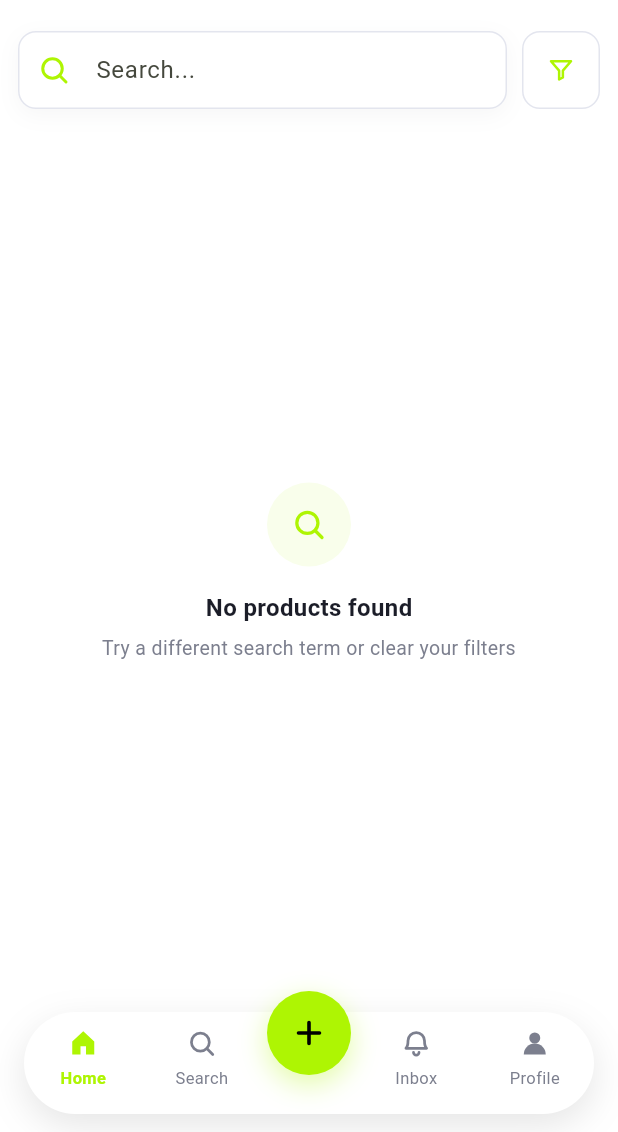
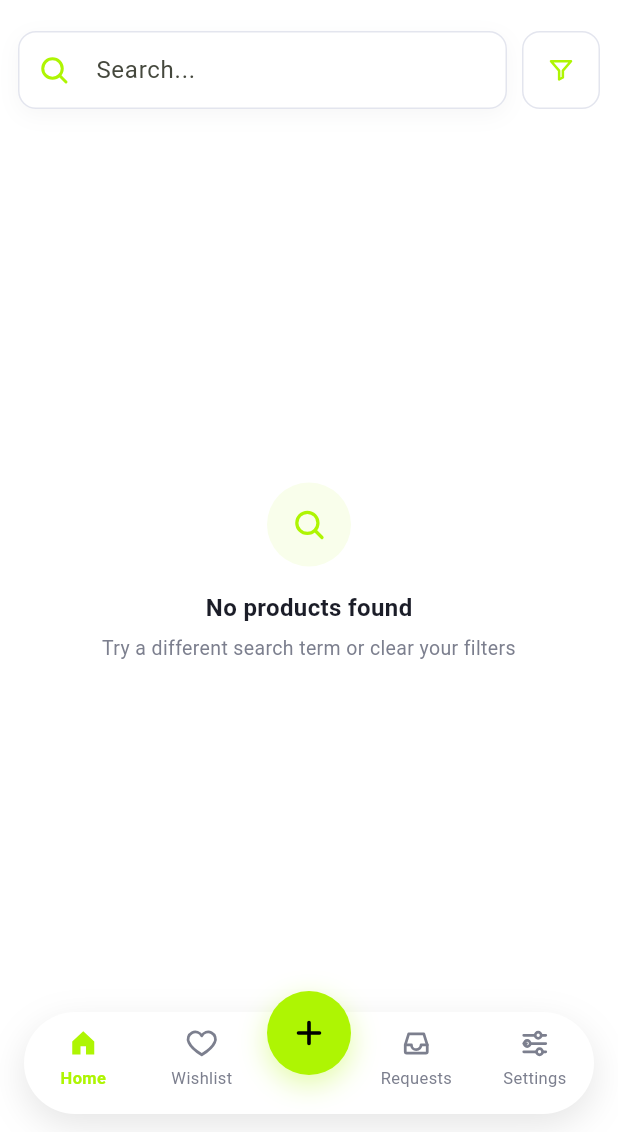
Before and after one commit to Shahabmustafa/PAO, a Flutter app: the DashboardScreen screen opened by its route, on a phone screen of 412 x 824 dp, the part 104-1236 px from its top. Run offline on Flutter 3.47's test engine with Material 3 defaults, Android fonts, the phone set to English and light mode, and no system bars; drawn by our look-alikes of cached_network_image, toastification; our stand-ins replace flutter_dotenv, flutter_svg, image_picker, share_plus, shared_preferences, shimmer and 1 more; accounts and stored records are empty; network calls fail.

Commit message:
Show Wishlist and Requests tabs in the bottom navigation
Replace the Search and Inbox tabs with Wishlist and Requests, and add an
inbox icon.

Co-Authored-By: Claude Sonnet 5 <noreply@anthropic.com>

```diff
--- a/lib/core/theme/app_icons.dart
+++ b/lib/core/theme/app_icons.dart
@@ -24,6 +24,7 @@ class AppIcons {
   static const String help = '$_base/help.svg';
   static const String homeOutline = '$_base/home_outline.svg';
   static const String homeFilled = '$_base/home_filled.svg';
+  static const String inbox = '$_base/inbox.svg';
   static const String info = '$_base/info.svg';
   static const String language = '$_base/language.svg';
   static const String locationPin = '$_base/location_pin.svg';
--- a/lib/features/dashboard/presentation/screens/dashboard_screen.dart
+++ b/lib/features/dashboard/presentation/screens/dashboard_screen.dart
@@ -6,6 +6,7 @@ import '../../../add_item/presentation/screens/add_item_screen.dart';
 import '../../../home/presentation/screens/home_screen.dart';
 import '../../../requests/presentation/screens/requests_screen.dart';
 import '../../../settings/presentation/screens/settings_screen.dart';
+import '../../../wishlist/presentation/screens/wishlist_screen.dart';
 
 class DashboardScreen extends StatefulWidget {
   const DashboardScreen({super.key});
@@ -19,7 +20,7 @@ class _DashboardScreenState extends State<DashboardScreen> {
 
   final List<Widget> _screens = const [
     HomeScreen(),
-    HomeScreen(autofocusSearch: true),
+    WishlistScreen(),
     AddItemScreen(),
     RequestsScreen(),
     SettingsScreen(),
@@ -83,8 +84,9 @@ class _FloatingNavBar extends StatelessWidget {
                 ),
                 Expanded(
                   child: _NavItem(
-                    icon: AppIcons.search,
-                    label: 'Search',
+                    icon: AppIcons.favoriteOutline,
+                    activeIcon: AppIcons.favoriteFilled,
+                    label: 'Wishlist',
                     isActive: currentIndex == 1,
                     onTap: () => onTap(1),
                   ),
@@ -92,16 +94,17 @@ class _FloatingNavBar extends StatelessWidget {
                 const SizedBox(width: 64),
                 Expanded(
                   child: _NavItem(
-                    icon: AppIcons.notifications,
-                    label: 'Inbox',
+                    icon: AppIcons.inbox,
+                    label: 'Requests',
                     isActive: currentIndex == 3,
                     onTap: () => onTap(3),
                   ),
                 ),
                 Expanded(
                   child: _NavItem(
-                    icon: AppIcons.person,
-                    label: 'Profile',
+                    icon: AppIcons.settingsOutline,
+                    activeIcon: AppIcons.settingsFilled,
+                    label: 'Settings',
                     isActive: currentIndex == 4,
                     onTap: () => onTap(4),
                   ),
```
Also changed, not shown: assets/icons/inbox.svg (added).
